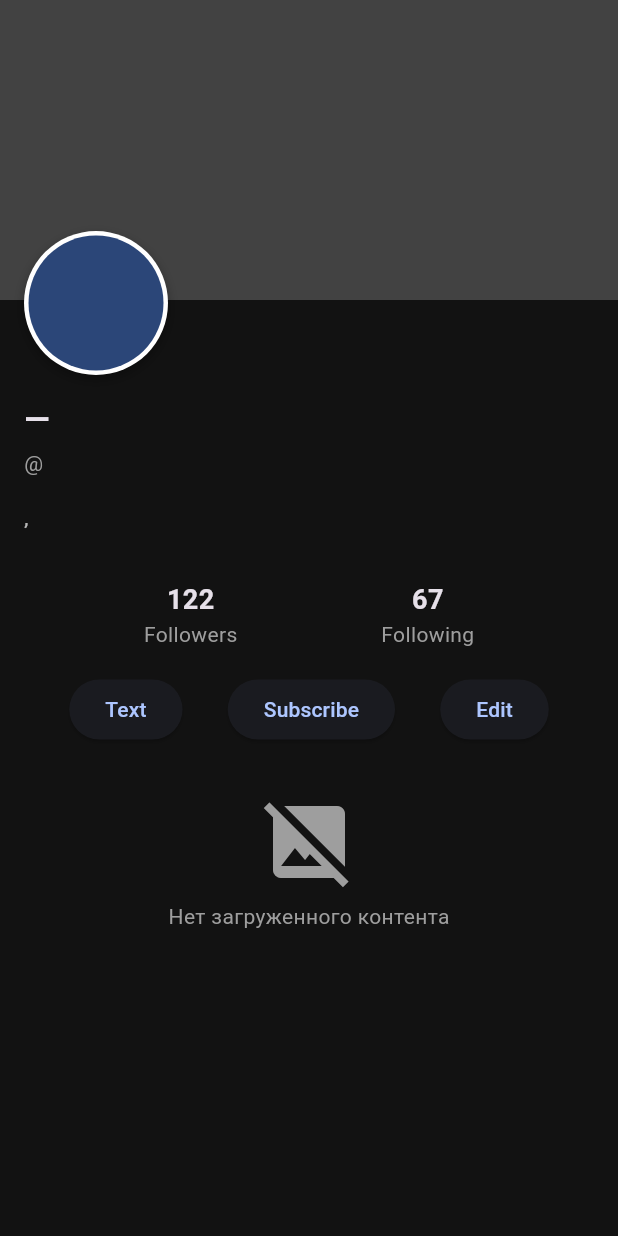
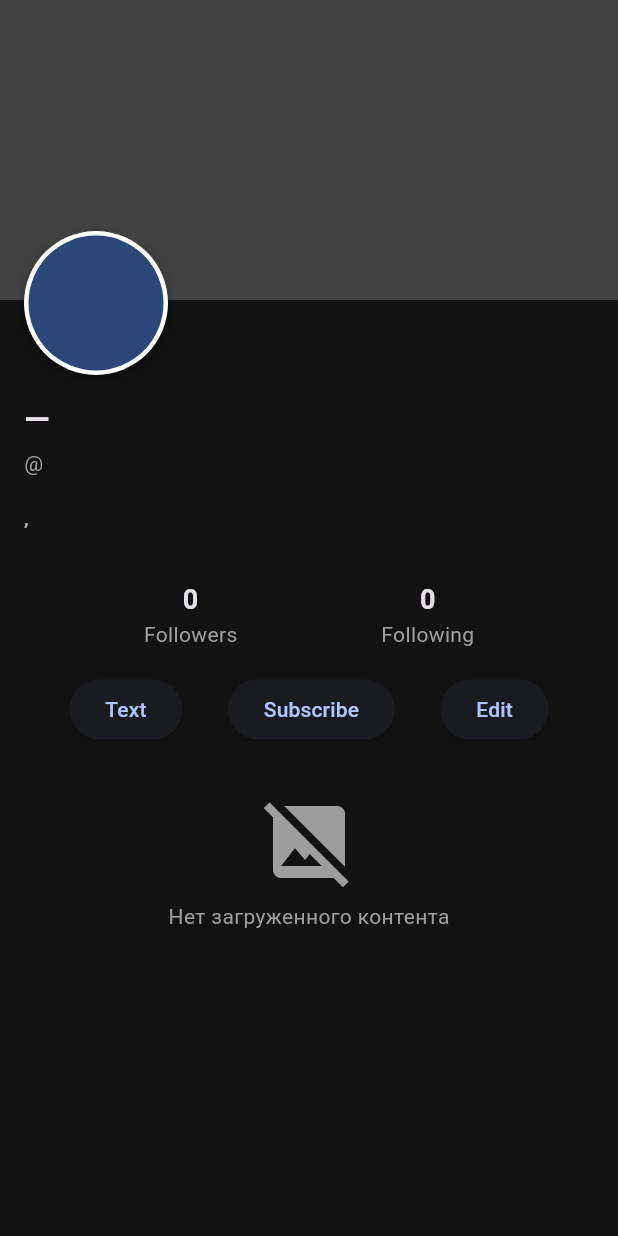
Before and after one commit to OnlyMaxon/Flutter-App, a Flutter app: the ProfilePage screen opened directly, on a phone screen of 412 x 824 dp. Run offline on Flutter 3.47's test engine with Material 3 defaults, Android fonts, the phone set to English and light mode, and no system bars; our stand-ins replace geocoding, geolocator, image_picker, palette_generator; accounts and stored records are empty.

Commit message:
First Commit

```diff
--- a/lib/pages/profile_page.dart
+++ b/lib/pages/profile_page.dart
@@ -171,12 +171,12 @@ class _ProfilePageState extends State<ProfilePage> {
             mainAxisAlignment: MainAxisAlignment.spaceEvenly,
             children: [
               Column(children: const [
-                Text('122',
+                Text('0',
                     style: TextStyle(fontSize: 18, fontWeight: FontWeight.bold)),
                 Text('Followers', style: TextStyle(color: Colors.grey)),
               ]),
               Column(children: const [
-                Text('67',
+                Text('0',
                     style: TextStyle(fontSize: 18, fontWeight: FontWeight.bold)),
                 Text('Following', style: TextStyle(color: Colors.grey)),
               ]),
```
